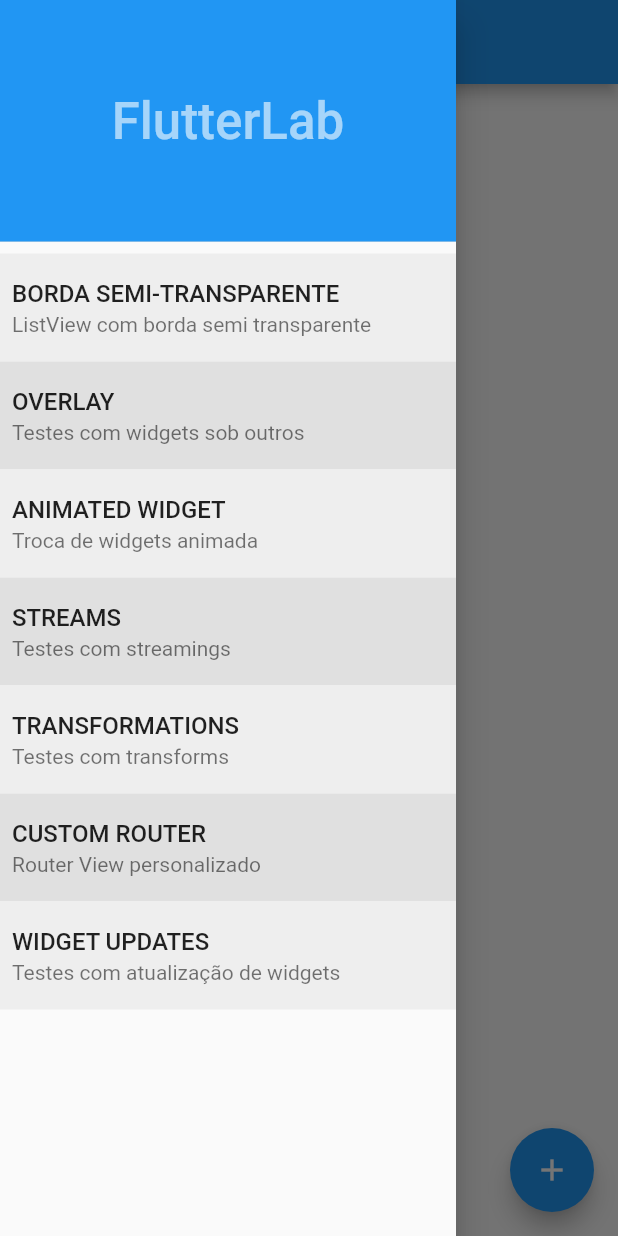
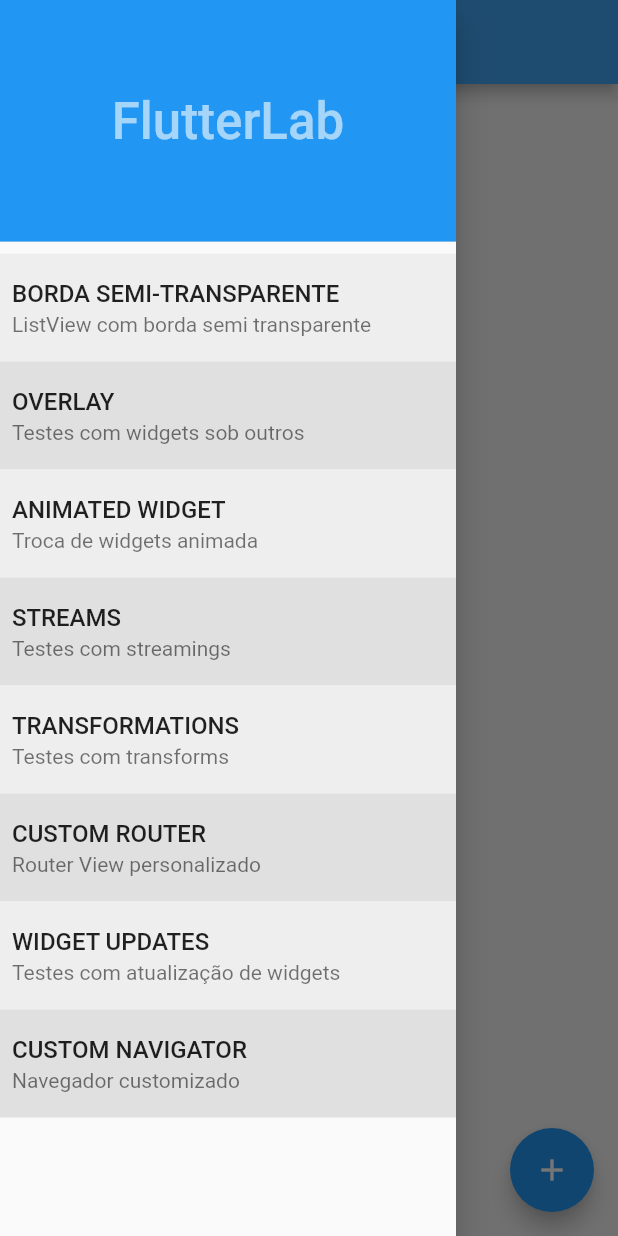
Before and after one commit to lluz55/flutterlab, a Flutter app: the screen it shows after launch, with the side drawer open, on a phone screen of 412 x 824 dp. Run offline on Flutter 3.47's test engine with Material 2 defaults, Android fonts, the phone set to English and light mode, and no system bars; our stand-ins replace toast.

Commit message:
added custom drawer in transform's page

```diff
--- a/lib/drawer/routeDrawerItem.dart
+++ b/lib/drawer/routeDrawerItem.dart
@@ -118,7 +118,11 @@
       odd: true),
   RouteDrawerItemModel('Widget Updates',
       routeName: '/widgetUpdates',
-      description: 'Testes com atualização de widgets')
+      description: 'Testes com atualização de widgets'),
+  RouteDrawerItemModel('Custom Navigator',
+      routeName: '/customNavigator',
+      description: 'Navegador customizado',
+      odd: true),
 ];
 
 class RouteDrawerItemModel {
--- a/lib/layouts/mainLayout.dart
+++ b/lib/layouts/mainLayout.dart
@@ -3,6 +3,8 @@
 import 'package:flutter/material.dart';
 import 'package:flutter_lab/drawer/drawer.dart';
 import 'package:flutter_lab/services/fcService.dart';
+import 'package:flutter_lab/theme/theme_bloc.dart';
+import 'package:provider/provider.dart';
 
 class MainLayout extends StatefulWidget {
   final Widget child;
@@ -43,11 +45,19 @@
 
   @override
   Widget build(BuildContext context) {
+    final themeColor = Provider.of<ThemeBloc>(context).themeColor;
     return LayoutBuilder(
       builder: (context, constrains) {
         return Scaffold(
+          backgroundColor: themeColor.backgroundColor,
           appBar: AppBar(
-            title: Text('Main Layout'),
+            backgroundColor: themeColor.primaryColor,
+            title: Text(
+              'Main Layout',
+              style: TextStyle(
+                color: themeColor.secondaryHeaderColor,
+              ),
+            ),
           ),
           body: SafeArea(
             child: Row(
@@ -73,7 +83,12 @@
           floatingActionButton: FloatingActionButton(
             onPressed: () {
               _showOverlay = true;
-              FcService.sendMsg(Random().nextInt(100).toString());
+              final themeBloc = Provider.of<ThemeBloc>(context, listen: false);
+              themeBloc.changeTheme(ThemeModel(
+                backgroundColor: Colors.grey[800],
+                primaryColor: Colors.grey[900],
+                primarySwatch: Colors.blue,
+              ));
             },
             tooltip: 'Increment',
             child: Icon(Icons.add),
--- a/lib/main.dart
+++ b/lib/main.dart
@@ -1,46 +1,30 @@
 import 'package:flutter/material.dart';
 import 'package:flutter_lab/router.dart';
+import 'package:flutter_lab/theme/theme_bloc.dart';
 import 'package:provider/provider.dart';
 
 void main() => runApp(
-      MultiProvider(providers: [], child: MyApp()),
+      MultiProvider(providers: [
+        ChangeNotifierProvider(
+          builder: (_) => ThemeBloc(),
+        )
+      ], child: MyApp()),
     );
 
 class MyApp extends StatelessWidget {
   @override
   Widget build(BuildContext context) {
+    final themeBloc = Provider.of<ThemeBloc>(context, listen: false);
+
     return MaterialApp(
       debugShowCheckedModeBanner: false,
       title: 'Flutter Lab',
       theme: ThemeData(
-        primarySwatch: Colors.blue,
-        pageTransitionsTheme: PageTransitionsTheme(builders: {
-          TargetPlatform.fuchsia: _InanimatePageTransitionsBuilder(),
-          TargetPlatform.iOS: _InanimatePageTransitionsBuilder(),
-          TargetPlatform.android: _InanimatePageTransitionsBuilder(),
-        }
-
-            // Map<TargetPlatform,
-            //         _InanimatePageTransitionsBuilder>.fromIterable(
-            //     TargetPlatform.values.toList(),
-            //     key: (dynamic k) => k,
-            //     value: (dynamic _) => const _InanimatePageTransitionsBuilder()),
-            ),
+        brightness: themeBloc.themeColor.brightness,
+        pageTransitionsTheme: themeBloc.pageTransitionsTheme(),
       ),
       initialRoute: '/',
       routes: RouterBuilder.routes,
     );
   }
 }
-
-class _InanimatePageTransitionsBuilder extends PageTransitionsBuilder {
-  @override
-  Widget buildTransitions<T>(
-      PageRoute<T> route,
-      BuildContext context,
-      Animation<double> animation,
-      Animation<double> secondaryAnimation,
-      Widget child) {
-    return child;
-  }
-}
--- a/lib/pages/home/homePage.dart
+++ b/lib/pages/home/homePage.dart
@@ -3,10 +3,8 @@
 class HomePage extends StatelessWidget {
   @override
   Widget build(BuildContext context) {
-    return Material(
-      child: Center(
-        child: Text('data'),
-      ),
+    return Center(
+      child: Text('data'),
     );
   }
 }
--- a/lib/router.dart
+++ b/lib/router.dart
@@ -2,6 +2,7 @@
 import 'package:flutter_lab/layouts/mainLayout.dart';
 import 'package:flutter_lab/pages/animatedWidgets/animatedWidgets.dart';
 import 'package:flutter_lab/pages/customRouter/customRouter.dart';
+import 'package:flutter_lab/pages/custom_navigator/custom_navigator.dart';
 import 'package:flutter_lab/pages/home/homePage.dart';
 import 'package:flutter_lab/pages/overlayTest/overlayTest.dart';
 import 'package:flutter_lab/pages/semiTransparent/semiTransparentPage.dart';
@@ -34,6 +35,9 @@
         ),
     '/widgetUpdates': (_) => MainLayout(
           WidgetUpdatesPage(),
+        ),
+    '/customNavigator': (_) => MainLayout(
+          CustomNavigatorPage(),
         )
   };
 }
--- /dev/null
+++ b/lib/theme/theme_bloc.dart
@@ -0,0 +1,94 @@
+import 'package:flutter/material.dart';
+
+class ThemeModel {
+  Brightness brightness;
+  MaterialColor primarySwatch;
+  Color primaryColor;
+  Color backgroundColor;
+  Color accentColor;
+  Color hintColor;
+  Color secondaryHeaderColor;
+
+  ThemeModel({
+    this.brightness,
+    this.primarySwatch,
+    this.backgroundColor,
+    this.accentColor,
+    this.hintColor,
+    this.primaryColor,
+    this.secondaryHeaderColor,
+  });
+}
+
+enum themeColor {
+  light,
+  dark,
+}
+
+Map<String, ThemeModel> _themes = {
+  'light': ThemeModel(
+    brightness: Brightness.light,
+    primaryColor: Colors.blue[400],
+    primarySwatch: Colors.blue,
+    backgroundColor: Colors.grey[100],
+    secondaryHeaderColor: Colors.white,
+  ),
+  'dark': ThemeModel(
+    brightness: Brightness.dark,
+    backgroundColor: Colors.grey[800],
+    primaryColor: Colors.grey[900],
+  )
+};
+
+class ThemeBloc extends ChangeNotifier {
+  ThemeModel _themeColor = _themes['light'];
+  String _currentThemeColor = 'light';
+
+  ThemeModel get themeColor => _themeColor;
+  String get currentThemeColor => _currentThemeColor;
+
+  void setColorTheme(String theme) {
+    try {
+      _themeColor = _themes[theme];
+      _currentThemeColor = theme;
+    } catch (e) {
+      _themeColor = _themes['light'];
+      _currentThemeColor = 'light';
+      print('faied to retrieve theme: $e');
+    }
+    notifyListeners();
+  }
+
+  void changeTheme(ThemeModel newTheme) {
+    _themeColor = ThemeModel(
+      brightness: newTheme.brightness,
+      primarySwatch: newTheme.primarySwatch,
+      primaryColor: newTheme.primaryColor,
+      secondaryHeaderColor: newTheme.secondaryHeaderColor,
+      backgroundColor: newTheme.backgroundColor,
+      accentColor: newTheme.accentColor,
+      hintColor: newTheme.hintColor,
+    );
+    notifyListeners();
+  }
+
+  PageTransitionsTheme pageTransitionsTheme() {
+    return PageTransitionsTheme(builders: {
+      TargetPlatform.fuchsia: _InanimatePageTransitionsBuilder(),
+      TargetPlatform.iOS: _InanimatePageTransitionsBuilder(),
+      TargetPlatform.android: _InanimatePageTransitionsBuilder(),
+    });
+  }
+}
+
+class _InanimatePageTransitionsBuilder extends PageTransitionsBuilder {
+  @override
+  Widget buildTransitions<T>(
+      PageRoute<T> route,
+      BuildContext context,
+      Animation<double> animation,
+      Animation<double> secondaryAnimation,
+      Widget child) {
+    return child;
+  }
+}
```
Also changed, not shown: lib/main_desktop.dart (+9 -2 lines), lib/pages/custom_navigator/custom_navigator.dart (added, +50 -0 lines), lib/pages/transfomations/transform_size.dart (added, +117 -0 lines), lib/pages/transfomations/transformationsPage.dart (+12 -0 lines), lib/theme.dart (line endings or trailing spaces).
